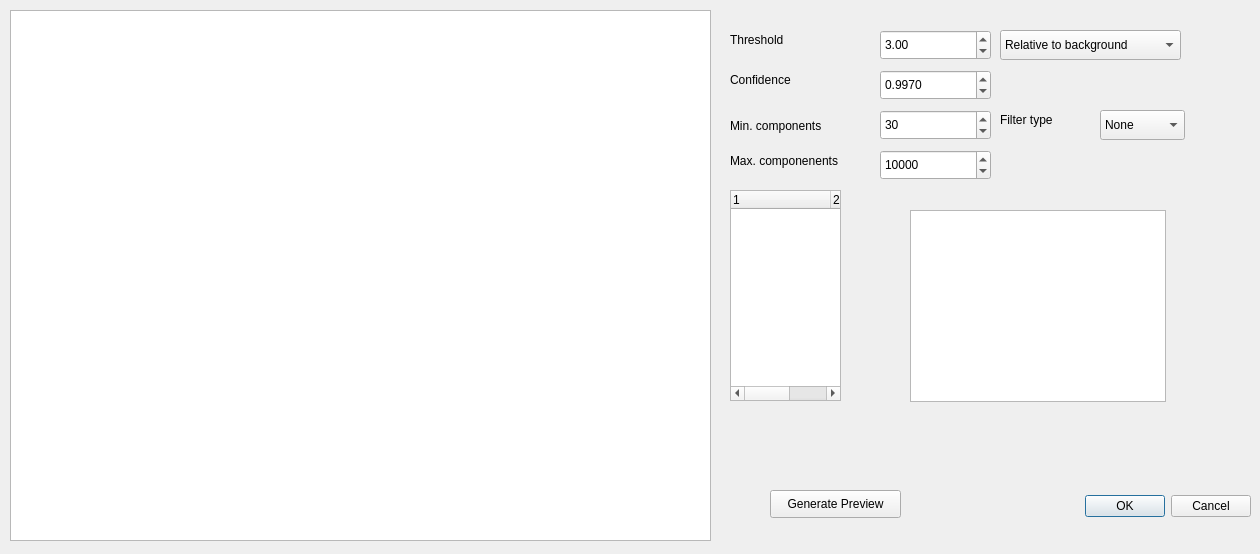
Above: apps/NSXQt/ui/DialogConvolve.ui from k61n/openhkl before the change. Below: the same form after it.
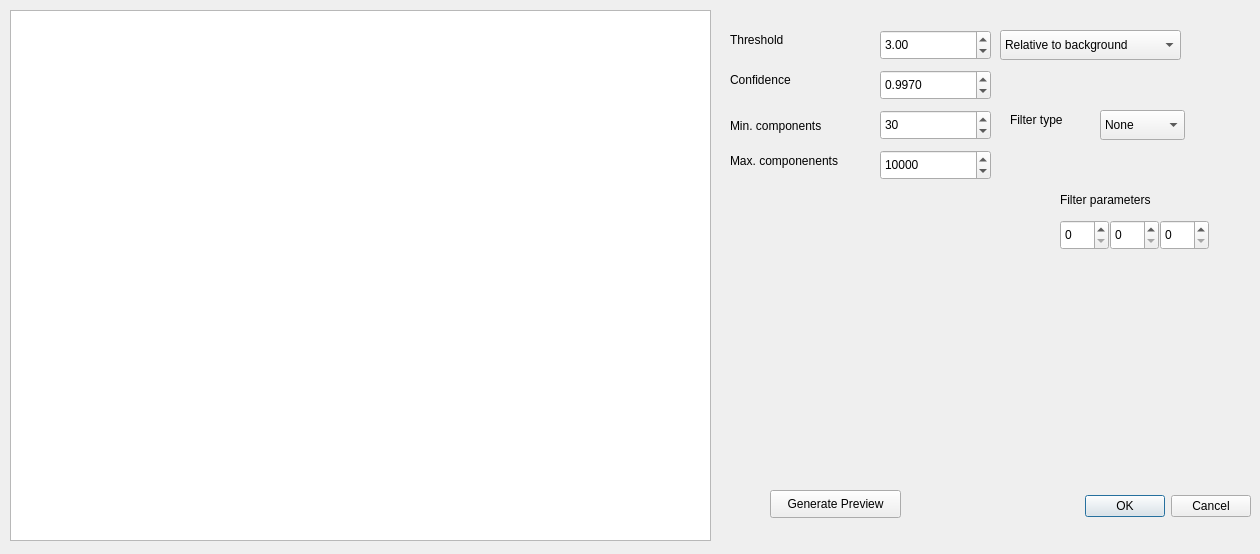
That is the form after the change. Custom widgets are drawn as their Qt base class.

```diff
--- a/apps/NSXQt/ui/DialogConvolve.ui
+++ b/apps/NSXQt/ui/DialogConvolve.ui
@@ -42,29 +42,6 @@
     </rect>
    </property>
   </widget>
-  <widget class="ConvolutionFilterTree" name="treeWidgetOld">
-   <property name="geometry">
-    <rect>
-     <x>730</x>
-     <y>190</y>
-     <width>111</width>
-     <height>211</height>
-    </rect>
-   </property>
-   <property name="columnCount">
-    <number>2</number>
-   </property>
-   <column>
-    <property name="text">
-     <string notr="true">1</string>
-    </property>
-   </column>
-   <column>
-    <property name="text">
-     <string notr="true">2</string>
-    </property>
-   </column>
-  </widget>
   <widget class="QPushButton" name="previewButton">
    <property name="geometry">
     <rect>
@@ -194,7 +171,7 @@
   <widget class="QLabel" name="filterLabel">
    <property name="geometry">
     <rect>
-     <x>1000</x>
+     <x>1010</x>
      <y>110</y>
      <width>81</width>
      <height>20</height>
@@ -256,24 +233,50 @@
     <number>10000</number>
    </property>
   </widget>
-  <widget class="QTreeView" name="treeView">
+  <widget class="QSpinBox" name="parameter3">
    <property name="geometry">
     <rect>
-     <x>910</x>
-     <y>210</y>
-     <width>256</width>
-     <height>192</height>
+     <x>1160</x>
+     <y>220</y>
+     <width>49</width>
+     <height>30</height>
     </rect>
    </property>
   </widget>
+  <widget class="QSpinBox" name="parameter2">
+   <property name="geometry">
+    <rect>
+     <x>1110</x>
+     <y>220</y>
+     <width>49</width>
+     <height>30</height>
+    </rect>
+   </property>
+  </widget>
+  <widget class="QSpinBox" name="parameter1">
+   <property name="geometry">
+    <rect>
+     <x>1060</x>
+     <y>220</y>
+     <width>49</width>
+     <height>30</height>
+    </rect>
+   </property>
+  </widget>
+  <widget class="QLabel" name="label">
+   <property name="geometry">
+    <rect>
+     <x>1060</x>
+     <y>190</y>
+     <width>131</width>
+     <height>20</height>
+    </rect>
+   </property>
+   <property name="text">
+    <string>Filter parameters</string>
+   </property>
+  </widget>
  </widget>
- <customwidgets>
-  <customwidget>
-   <class>ConvolutionFilterTree</class>
-   <extends>QTreeWidget</extends>
-   <header>ConvolutionFilterTree.h</header>
-  </customwidget>
- </customwidgets>
  <resources/>
  <connections>
   <connection>
```
